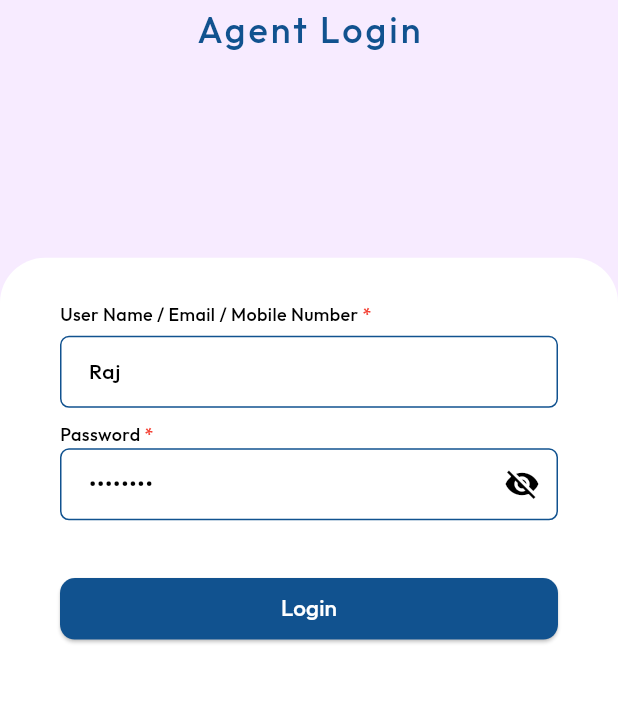
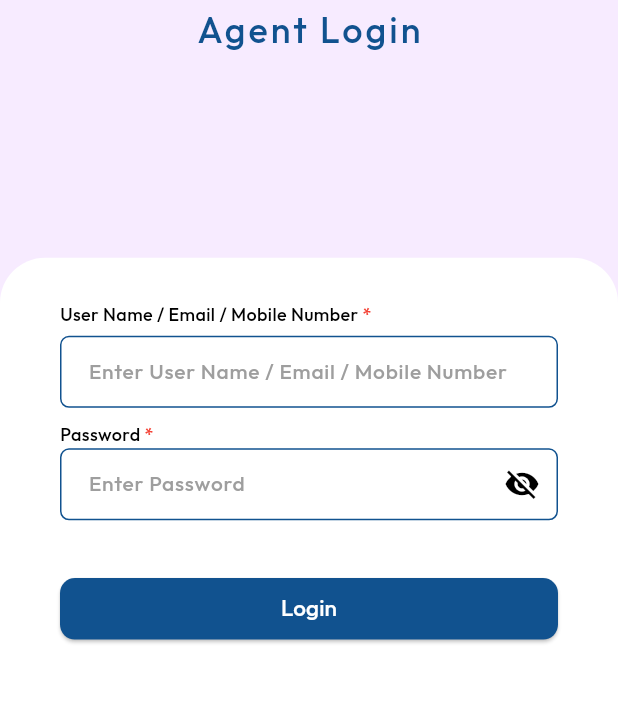
Before and after one commit to CalibrageInfoSystems/HFZ3rdphase, a Flutter app: the screen it shows after launch, after a tap on "Click Here!", on a phone screen of 412 x 824 dp, the part 388-1091 px from its top. Run offline on Flutter 3.47's test engine with Material 3 defaults, Android fonts, the phone set to English and light mode, and no system bars; our stand-ins replace bottom_navy_bar, calendar_date_picker2, connectivity, dotted_border, dropdown_button2, firebase_core and 15 more; missing offline and left inert: custom_date_range_picker, dart:ffi, flutter_infinite_marquee, icon_decoration, loading_progress; accounts and stored records are empty.

Commit message:
refactor: Clean up AgentLogin.dart

```diff
--- a/lib/AgentLogin.dart
+++ b/lib/AgentLogin.dart
@@ -57,8 +57,8 @@ class _AgentLoginState extends State<AgentLogin> {
     // _emailController.text = "Arunagent";
     // _passwordController.text = "Abcd@123";
 
-    _emailController.text = "Raj";
-    _passwordController.text = "Abcd@123";
+    // _emailController.text = "Raj";
+    // _passwordController.text = "Abcd@123";
 
     // Terminated State
     FirebaseMessaging.instance.getInitialMessage().then((event) {
```
